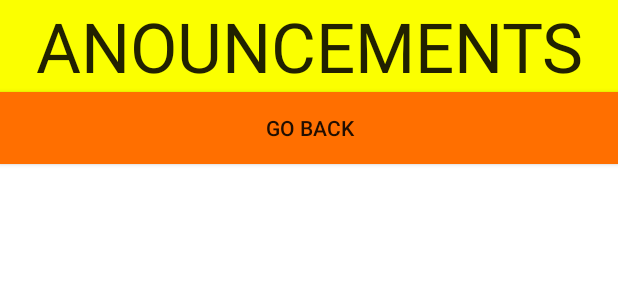
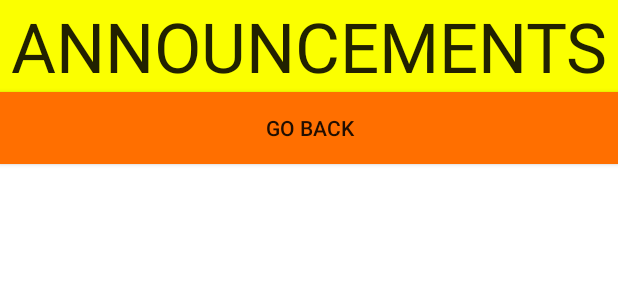
Before and after one commit to CaigePianoPlayer/FinalProject, an Android app: the layout announcements.xml on its own in the app's theme, with its tools: preview values and no code run, on a phone screen of 412 x 824 dp. Shown: the top 300 px of the screen. Run offline under Robolectric (Android 15) with nearby library versions, the phone set to English and light mode, and no system bars.

```diff
--- a/app/src/main/AndroidManifest.xml
+++ b/app/src/main/AndroidManifest.xml
@@ -16,6 +16,7 @@
             </intent-filter>
         </activity>
         <activity android:name=".BellSchedule"></activity>
+        <activity android:name=".Map"></activity>
     </application>
 
 </manifest>
--- a/app/src/main/java/com/example/caigehazelwood/hchsguidetogood/Map.java
+++ b/app/src/main/java/com/example/caigehazelwood/hchsguidetogood/Map.java
@@ -1,9 +1,12 @@
 package com.example.caigehazelwood.hchsguidetogood;
 
+import android.app.Activity;
 import android.content.Intent;
 import android.os.Bundle;
 import android.view.View;
 import android.widget.Button;
+
+import static com.example.caigehazelwood.hchsguidetogood.R.id.button12;
 
 /**
  * Created by jewel.stone on 5/10/2016.
@@ -16,7 +19,8 @@ public class Map extends MainActivity {
             super.onCreate(savedInstanceState);
             setContentView(R.layout.map);
 
-            Button next1 = (Button) findViewById(R.id.button7);
+            Button next1 = (Button) findViewById(button12);
+            assert next1 != null;
             next1.setOnClickListener(new View.OnClickListener() {
                 public void onClick(View view) {
                     Intent intent = new Intent();
--- a/app/src/main/res/layout/announcements.xml
+++ b/app/src/main/res/layout/announcements.xml
@@ -10,17 +10,17 @@
         android:layout_width="match_parent"
         android:layout_height="wrap_content"
         android:textAppearance="?android:attr/textAppearanceLarge"
-        android:text="@string/anouncements"
+        android:text="@string/announcements"
         android:id="@+id/textView2"
         android:background="#fbff00"
         android:textAlignment="center"
-        android:textSize="46sp" />
+        android:textSize="46dp" />
 
     <Button
         style="?android:attr/buttonStyleSmall"
         android:layout_width="match_parent"
         android:layout_height="wrap_content"
-        android:text="@string/go_back"
+        android:text="GO BACK"
         android:id="@+id/button11"
         android:background="#ff6f00" />
 
--- a/app/src/main/res/values/strings.xml
+++ b/app/src/main/res/values/strings.xml
@@ -2,4 +2,5 @@
     <string name="app_name">HCHSGuideToGood</string>
     <string name="go_back">Go Back</string>
     <string name="anouncements">ANOUNCEMENTS</string>
+    <string name="announcements">ANNOUNCEMENTS</string>
 </resources>
```
Also changed, not shown: app/src/main/java/com/example/caigehazelwood/hchsguidetogood/MainActivity.java (+8 -13 lines).
